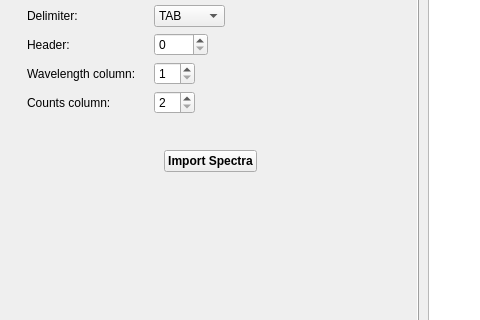
kstenio/libssa, file pic/libssa.ui: the form before one commit; both pictures show x 0 to 480 and y 104 to 424 of the 1216 by 684 pixel window.
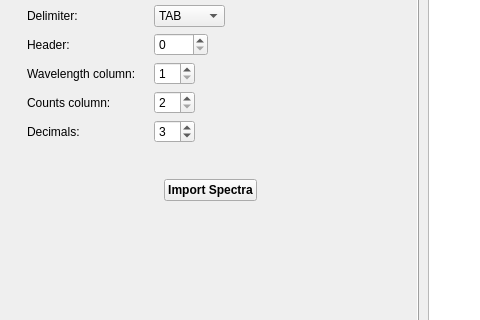
The form after the commit. Custom widgets are drawn as their Qt base class.

Commit message: gui.py * Overall update of comments and descriptions * Added PlotWidget (from pyqtgraph) and registered it as custom (promoted) widget in loadui ** Created methods for configuring graphic, single plot and matrix plot ** Wrote outer function for random HSV colors * Moved main and graph elements to a loader method, as was already for the pages * GUI connects are now inside class ** Added connect to disable wavelength and counts QSpinBox(es) if mode is changed (Single/Multiple)

Diff of the .ui file:
```diff
--- a/pic/libssa.ui
+++ b/pic/libssa.ui
@@ -17,7 +17,7 @@
    </size>
   </property>
   <property name="windowTitle">
-   <string>Laser Induced Breakdown Spectroscopy spectra analyser - LIBSsa - v2.0 alpha</string>
+   <string>Laser Induced Breakdown Spectroscopy spectra analyser - LIBSsa - v2.0 alpha 01 </string>
   </property>
   <widget class="QWidget" name="libssaMainWidget">
    <layout class="QGridLayout" name="gridLayout">
@@ -113,6 +113,9 @@
                </item>
                <item>
                 <widget class="QLineEdit" name="p1lE1">
+                 <property name="enabled">
+                  <bool>false</bool>
+                 </property>
                  <property name="readOnly">
                   <bool>true</bool>
                  </property>
@@ -128,7 +131,7 @@
               </layout>
              </item>
              <item>
-              <layout class="QFormLayout" name="p1fL1">
+              <layout class="QFormLayout" name="formLayout">
                <property name="fieldGrowthPolicy">
                 <enum>QFormLayout::ExpandingFieldsGrow</enum>
                </property>
@@ -238,6 +241,32 @@
                  </property>
                 </widget>
                </item>
+               <item row="4" column="0">
+                <widget class="QLabel" name="p1lB7">
+                 <property name="minimumSize">
+                  <size>
+                   <width>121</width>
+                   <height>0</height>
+                  </size>
+                 </property>
+                 <property name="text">
+                  <string>Decimals:</string>
+                 </property>
+                </widget>
+               </item>
+               <item row="4" column="1">
+                <widget class="QSpinBox" name="p1sB4">
+                 <property name="minimum">
+                  <number>1</number>
+                 </property>
+                 <property name="maximum">
+                  <number>10</number>
+                 </property>
+                 <property name="value">
+                  <number>3</number>
+                 </property>
+                </widget>
+               </item>
               </layout>
              </item>
              <item>
@@ -428,7 +457,7 @@
       </property>
       <layout class="QVBoxLayout" name="verticalLayout">
        <item>
-        <widget class="QGraphicsView" name="graphWindow"/>
+        <widget class="PlotWidget" name="graph"/>
        </item>
        <item>
         <layout class="QHBoxLayout" name="graphHLayout">
@@ -579,6 +608,13 @@
   </widget>
   <widget class="QStatusBar" name="statusbar"/>
  </widget>
+ <customwidgets>
+  <customwidget>
+   <class>PlotWidget</class>
+   <extends>QGraphicsView</extends>
+   <header>pyqtgraph</header>
+  </customwidget>
+ </customwidgets>
  <resources/>
  <connections/>
 </ui>
```
The commit also changes 3 other files.
